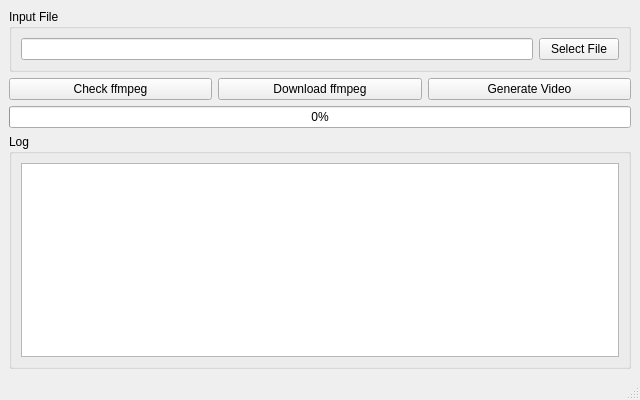
The window that mainwindow.ui (0x1-1/RawVideoMaker) describes before a commit, drawn with Qt 5.
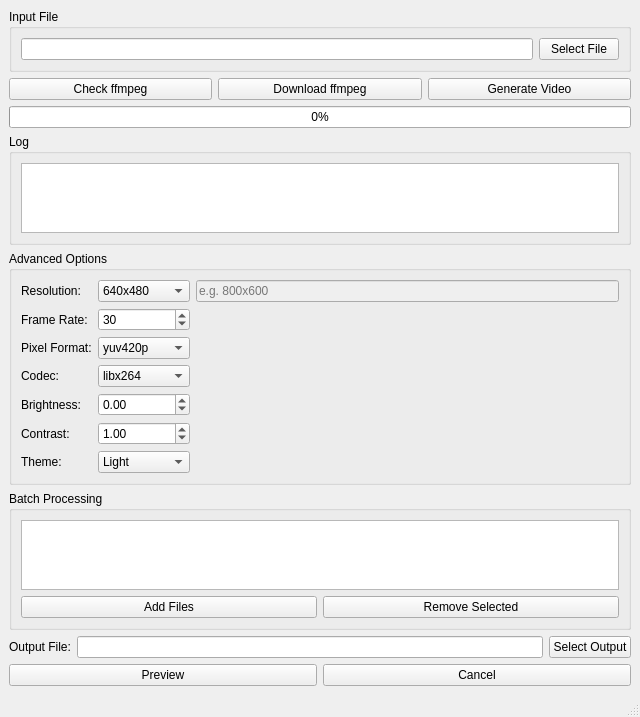
The same window after the commit.

Commit message: Add advanced options and batch processing features to the UI

Diff of the .ui file:
```diff
--- a/mainwindow.ui
+++ b/mainwindow.ui
@@ -92,6 +92,216 @@
       </layout>
      </widget>
     </item>
+    <item>
+     <widget class="QGroupBox" name="groupBoxAdvanced">
+      <property name="title">
+       <string>Advanced Options</string>
+      </property>
+      <layout class="QGridLayout" name="gridLayoutAdvanced">
+       <item row="0" column="0">
+        <widget class="QLabel" name="labelResolution">
+         <property name="text">
+          <string>Resolution:</string>
+         </property>
+        </widget>
+       </item>
+       <item row="0" column="1">
+        <widget class="QComboBox" name="comboResolution">
+         <item><property name="text"><string>640x480</string></property></item>
+         <item><property name="text"><string>1280x720</string></property></item>
+         <item><property name="text"><string>1920x1080</string></property></item>
+         <item><property name="text"><string>Custom...</string></property></item>
+        </widget>
+       </item>
+       <item row="0" column="2">
+        <widget class="QLineEdit" name="lineEditCustomResolution">
+         <property name="placeholderText">
+          <string>e.g. 800x600</string>
+         </property>
+         <property name="enabled">
+          <bool>false</bool>
+         </property>
+        </widget>
+       </item>
+       <item row="1" column="0">
+        <widget class="QLabel" name="labelFramerate">
+         <property name="text">
+          <string>Frame Rate:</string>
+         </property>
+        </widget>
+       </item>
+       <item row="1" column="1">
+        <widget class="QSpinBox" name="spinFramerate">
+         <property name="minimum">
+          <number>1</number>
+         </property>
+         <property name="maximum">
+          <number>240</number>
+         </property>
+         <property name="value">
+          <number>30</number>
+         </property>
+        </widget>
+       </item>
+       <item row="2" column="0">
+        <widget class="QLabel" name="labelPixelFormat">
+         <property name="text">
+          <string>Pixel Format:</string>
+         </property>
+        </widget>
+       </item>
+       <item row="2" column="1">
+        <widget class="QComboBox" name="comboPixelFormat">
+         <item><property name="text"><string>yuv420p</string></property></item>
+         <item><property name="text"><string>yuv422p</string></property></item>
+         <item><property name="text"><string>rgb24</string></property></item>
+        </widget>
+       </item>
+       <item row="3" column="0">
+        <widget class="QLabel" name="labelCodec">
+         <property name="text">
+          <string>Codec:</string>
+         </property>
+        </widget>
+       </item>
+       <item row="3" column="1">
+        <widget class="QComboBox" name="comboCodec">
+         <item><property name="text"><string>libx264</string></property></item>
+         <item><property name="text"><string>libx265</string></property></item>
+         <item><property name="text"><string>mpeg4</string></property></item>
+        </widget>
+       </item>
+       <item row="4" column="0">
+        <widget class="QLabel" name="labelBrightness">
+         <property name="text">
+          <string>Brightness:</string>
+         </property>
+        </widget>
+       </item>
+       <item row="4" column="1">
+        <widget class="QDoubleSpinBox" name="spinBrightness">
+         <property name="minimum">
+          <double>-1.0</double>
+         </property>
+         <property name="maximum">
+          <double>1.0</double>
+         </property>
+         <property name="singleStep">
+          <double>0.1</double>
+         </property>
+         <property name="value">
+          <double>0.0</double>
+         </property>
+        </widget>
+       </item>
+       <item row="5" column="0">
+        <widget class="QLabel" name="labelContrast">
+         <property name="text">
+          <string>Contrast:</string>
+         </property>
+        </widget>
+       </item>
+       <item row="5" column="1">
+        <widget class="QDoubleSpinBox" name="spinContrast">
+         <property name="minimum">
+          <double>0.5</double>
+         </property>
+         <property name="maximum">
+          <double>2.0</double>
+         </property>
+         <property name="singleStep">
+          <double>0.1</double>
+         </property>
+         <property name="value">
+          <double>1.0</double>
+         </property>
+        </widget>
+       </item>
+       <item row="6" column="0">
+        <widget class="QLabel" name="labelTheme">
+         <property name="text">
+          <string>Theme:</string>
+         </property>
+        </widget>
+       </item>
+       <item row="6" column="1">
+        <widget class="QComboBox" name="comboTheme">
+         <item><property name="text"><string>Light</string></property></item>
+         <item><property name="text"><string>Dark</string></property></item>
+        </widget>
+       </item>
+      </layout>
+     </widget>
+    </item>
+    <item>
+     <widget class="QGroupBox" name="groupBoxBatch">
+      <property name="title">
+       <string>Batch Processing</string>
+      </property>
+      <layout class="QVBoxLayout" name="verticalLayoutBatch">
+       <item>
+        <widget class="QListWidget" name="listWidgetBatchFiles"/>
+       </item>
+       <item>
+        <layout class="QHBoxLayout" name="horizontalLayoutBatchButtons">
+         <item>
+          <widget class="QPushButton" name="btnAddFiles">
+           <property name="text">
+            <string>Add Files</string>
+           </property>
+          </widget>
+         </item>
+         <item>
+          <widget class="QPushButton" name="btnRemoveFiles">
+           <property name="text">
+            <string>Remove Selected</string>
+           </property>
+          </widget>
+         </item>
+        </layout>
+       </item>
+      </layout>
+     </widget>
+    </item>
+    <item>
+     <layout class="QHBoxLayout" name="horizontalLayoutOutput">
+      <item>
+       <widget class="QLabel" name="labelOutputFile">
+        <property name="text">
+         <string>Output File:</string>
+        </property>
+       </widget>
+      </item>
+      <item>
+       <widget class="QLineEdit" name="lineEditOutputFile"/>
+      </item>
+      <item>
+       <widget class="QPushButton" name="btnSelectOutputFile">
+        <property name="text">
+         <string>Select Output</string>
+        </property>
+       </widget>
+      </item>
+     </layout>
+    </item>
+    <item>
+     <layout class="QHBoxLayout" name="horizontalLayoutPreviewCancel">
+      <item>
+       <widget class="QPushButton" name="btnPreview">
+        <property name="text">
+         <string>Preview</string>
+        </property>
+       </widget>
+      </item>
+      <item>
+       <widget class="QPushButton" name="btnCancel">
+        <property name="text">
+         <string>Cancel</string>
+        </property>
+       </widget>
+      </item>
+     </layout>
+    </item>
    </layout>
   </widget>
   <widget class="QStatusBar" name="statusbar"/>
```
The commit also changes 2 other files.
